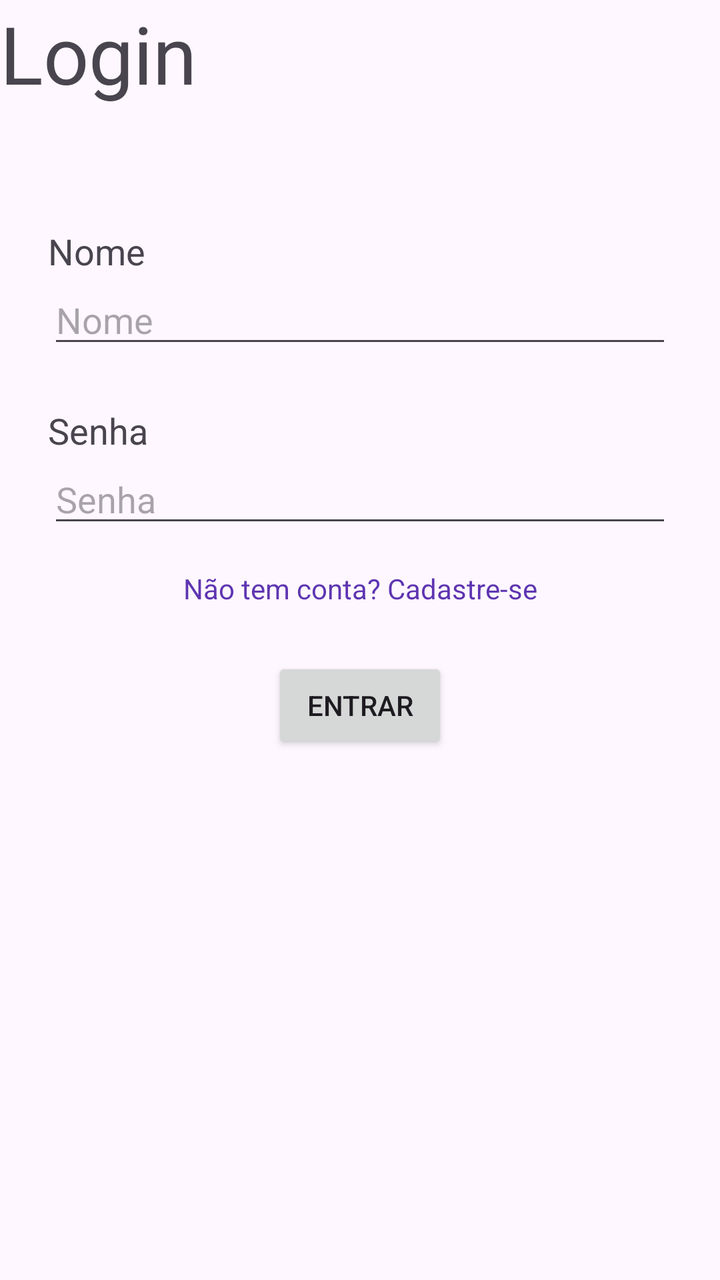
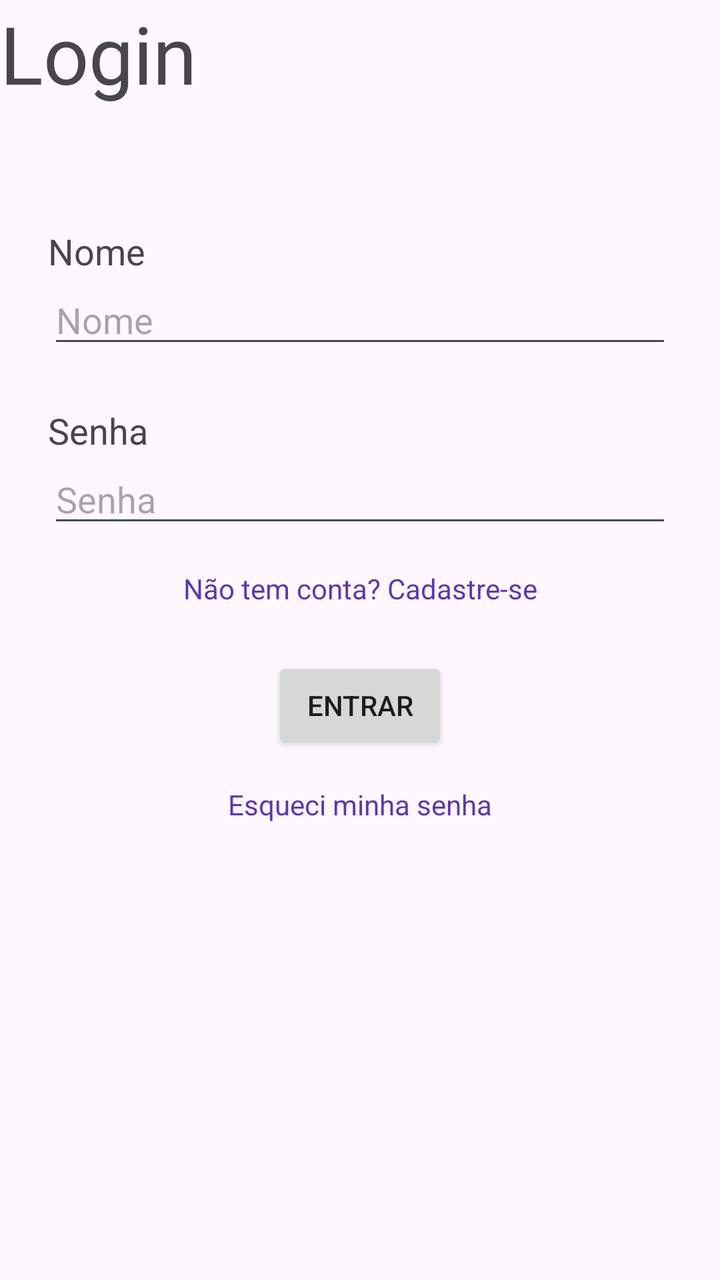

Before-and-after screenshots of an Android layout around one commit, followed by the original layout XML and the change that was made.
<!-- AndroidManifest.xml: application theme Theme.AppPAM -->
<!-- res/layout/activity_tela_login.xml -->
<?xml version="1.0" encoding="utf-8"?>
<androidx.constraintlayout.widget.ConstraintLayout xmlns:android="http://schemas.android.com/apk/res/android"
    xmlns:app="http://schemas.android.com/apk/res-auto"
    xmlns:tools="http://schemas.android.com/tools"
    android:id="@+id/main"
    android:layout_width="match_parent"
    android:layout_height="match_parent"
    tools:context=".TelaLogin">


    <TextView
        android:id="@+id/textTitulo"
        android:layout_width="wrap_content"
        android:layout_height="wrap_content"
        android:text="Login"
        android:textSize="40sp"
        tools:ignore="MissingConstraints"
        tools:layout_editor_absoluteX="156dp"
        tools:layout_editor_absoluteY="227dp" />



    <TextView
        android:id="@+id/labelNome"
        android:layout_width="0dp"
        android:layout_height="wrap_content"
        android:layout_marginTop="60dp"
        android:layout_marginStart="24dp"
        android:text="Nome"
        android:textSize="18sp"
        app:layout_constraintTop_toBottomOf="@id/textTitulo"
        app:layout_constraintStart_toStartOf="parent"
        app:layout_constraintEnd_toEndOf="parent" />

    <EditText
        android:id="@+id/editNome"
        android:layout_width="0dp"
        android:layout_height="wrap_content"
        android:layout_marginStart="24dp"
        android:layout_marginEnd="24dp"
        android:hint="Nome"
        app:layout_constraintTop_toBottomOf="@id/labelNome"
        app:layout_constraintStart_toStartOf="parent"
        app:layout_constraintEnd_toEndOf="parent" />

    <TextView
        android:id="@+id/labelSenha"
        android:layout_width="0dp"
        android:layout_height="wrap_content"
        android:layout_marginTop="24dp"
        android:layout_marginStart="24dp"
        android:text="Senha"
        android:textSize="18sp"
        app:layout_constraintTop_toBottomOf="@id/editNome"
        app:layout_constraintStart_toStartOf="parent"
        app:layout_constraintEnd_toEndOf="parent" />

    <EditText
        android:id="@+id/editSenha"
        android:layout_width="0dp"
        android:layout_height="wrap_content"
        android:layout_marginStart="24dp"
        android:layout_marginEnd="24dp"
        android:hint="Senha"
        android:inputType="textPassword"
        app:layout_constraintTop_toBottomOf="@id/labelSenha"
        app:layout_constraintStart_toStartOf="parent"
        app:layout_constraintEnd_toEndOf="parent" />
    <TextView
        android:id="@+id/textCadastro"
        android:layout_width="wrap_content"
        android:layout_height="wrap_content"
        android:layout_marginTop="16dp"
        android:text="Não tem conta? Cadastre-se"
        android:textColor="#5E35B1"
        app:layout_constraintTop_toBottomOf="@id/editSenha"
        app:layout_constraintStart_toStartOf="parent"
        app:layout_constraintEnd_toEndOf="parent" />


    <Button
        android:id="@+id/btnEntrar"
        android:layout_width="wrap_content"
        android:layout_height="wrap_content"
        android:layout_marginTop="60dp"
        android:text="Entrar"
        app:layout_constraintTop_toBottomOf="@id/editSenha"
        app:layout_constraintStart_toStartOf="parent"
        app:layout_constraintEnd_toEndOf="parent" />
</androidx.constraintlayout.widget.ConstraintLayout>
<!-- resources referenced by this layout -->
<resources>
  <style name="Theme.AppPAM" parent="Base.Theme.AppPAM" />
  <style name="Base.Theme.AppPAM" parent="Theme.Material3.DayNight.NoActionBar">
          
          
      </style>
</resources>

<!-- the commit's change to res/layout/activity_tela_login.xml (unified diff, before → after) -->
@@ -78,6 +78,18 @@
         app:layout_constraintEnd_toEndOf="parent" />
 
 
+    <TextView
+        android:id="@+id/textForget"
+        android:layout_width="wrap_content"
+        android:layout_height="wrap_content"
+        android:layout_marginTop="16dp"
+        android:text="Esqueci minha senha"
+        android:textColor="#5E35B1"
+        app:layout_constraintTop_toBottomOf="@id/btnEntrar"
+        app:layout_constraintStart_toStartOf="parent"
+        app:layout_constraintEnd_toEndOf="parent" />
+
+
     <Button
         android:id="@+id/btnEntrar"
         android:layout_width="wrap_content"
